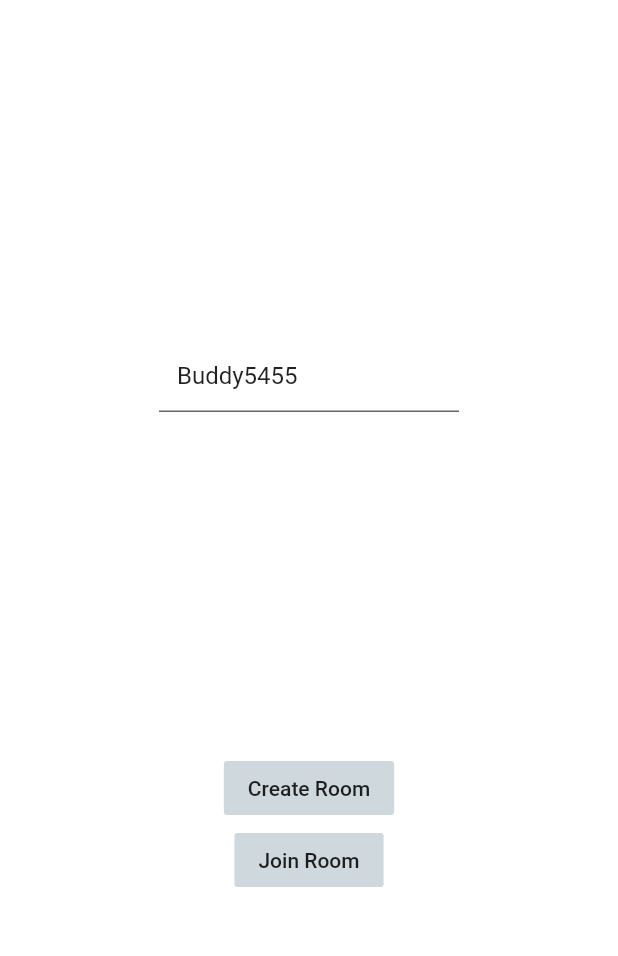
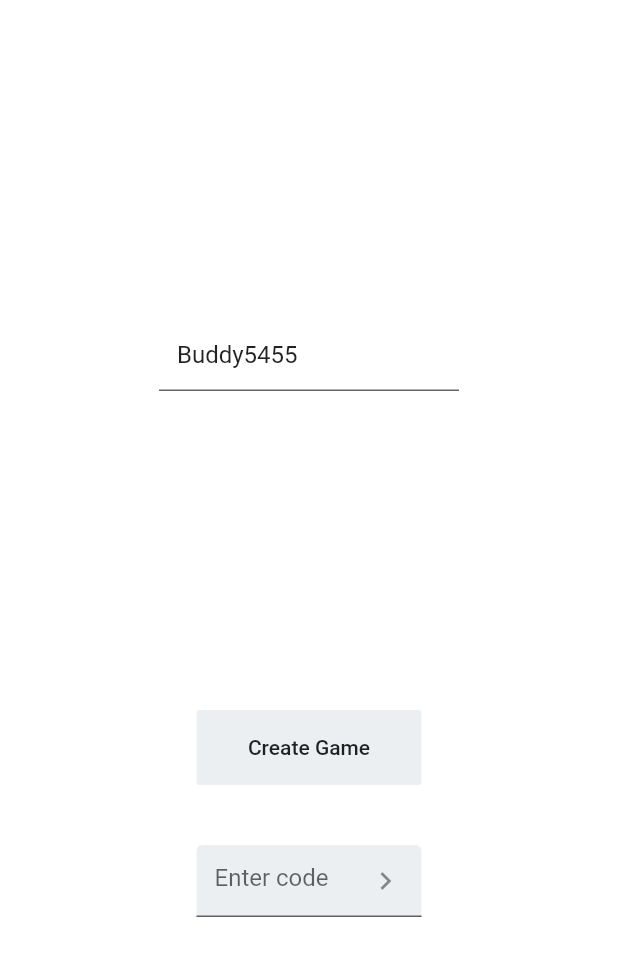
Before and after one commit to aryan29/Skribbl, a Flutter app: the screen it shows after launch, on a phone screen of 412 x 824 dp. Shown: the top 956 px of the screen. Run offline on Flutter 3.47's test engine with Material 2 defaults, Android fonts, the phone set to English and light mode, and no system bars; our stand-ins replace cloud_firestore, firebase_core; missing offline and left inert: whiteboardkit; accounts and stored records are empty.

```diff
--- a/Skribbl/lib/start_game.dart
+++ b/Skribbl/lib/start_game.dart
@@ -1,8 +1,21 @@
 import 'dart:math';
 
+import 'package:Skribbl/game.dart';
 import 'package:flutter/material.dart';
 import 'global.dart' as global;
 import 'database.dart';
+
+class MyApp extends StatelessWidget {
+  @override
+  Widget build(BuildContext context) {
+    return MaterialApp(
+        theme: ThemeData(
+          primarySwatch: Colors.blue,
+          visualDensity: VisualDensity.adaptivePlatformDensity,
+        ),
+        home: StartScreen());
+  }
+}
 
 class StartScreen extends StatefulWidget {
   StartScreen({Key key}) : super(key: key);
@@ -12,7 +25,9 @@ class StartScreen extends StatefulWidget {
 }
 
 TextEditingController myController = new TextEditingController();
+TextEditingController myController2 = new TextEditingController();
 bool error = false;
+var g = 1;
 
 class _StartScreenState extends State<StartScreen> {
   @override
@@ -24,17 +39,13 @@ class _StartScreenState extends State<StartScreen> {
 
   @override
   Widget build(BuildContext context) {
+    print("Building again");
     validateName() {
       print(myController.text);
       return (myController.text == "");
     }
 
-    return MaterialApp(
-      theme: ThemeData(
-        primarySwatch: Colors.blue,
-        visualDensity: VisualDensity.adaptivePlatformDensity,
-      ),
-      home: Scaffold(
+    return Scaffold(
       body: Container(
         width: double.infinity,
         color: Colors.white,
@@ -72,22 +83,75 @@ class _StartScreenState extends State<StartScreen> {
               child: Column(
                 mainAxisAlignment: MainAxisAlignment.spaceAround,
                 children: <Widget>[
-                    FlatButton(
-                      onPressed: () {},
-                      child: Text("Create Room"),
-                      color: Colors.blueGrey[100],
+                  Container(
+                    width: 150,
+                    height: 50,
+                    child: FlatButton(
+                      onPressed: () async {
+                        //Create Room
+                        String roomId = await FirestoreService.createRoom(
+                            myController.text);
+                        global.roomid = roomId;
+                        global.name = myController.text;
+                        Navigator.of(context).push(MaterialPageRoute(
+                            builder: (BuildContext context) => MyGame()));
+                        //Romm created redirect to some other page
+                      },
+                      child: Text("Create Game"),
+                      color: Colors.blueGrey[50],
                     ),
-                    FlatButton(
-                        onPressed: () {},
-                        child: Text("Join Room"),
-                        color: Colors.blueGrey[100])
+                  ),
+                  SizedBox(height: 40),
+                  SizedBox(
+                    width: 150,
+                    //height: 50,
+                    child: TextField(
+                      controller: myController2,
+                      autofocus: false,
+                      decoration: InputDecoration(
+                        errorText: (g == 0) ? "Wrong Code" : null,
+                        errorBorder: OutlineInputBorder(
+                            borderRadius:
+                                BorderRadius.all(Radius.circular(5.0)),
+                            borderSide: BorderSide(color: Colors.red)),
+                        focusedBorder: OutlineInputBorder(
+                            borderRadius:
+                                BorderRadius.all(Radius.circular(5.0)),
+                            borderSide: BorderSide(color: Colors.black)),
+                        hintText: "Enter code",
+                        filled: true,
+                        fillColor: Colors.blueGrey[50],
+                        suffixIcon: IconButton(
+                          icon: Icon(Icons.keyboard_arrow_right),
+                          onPressed: () {
+                            print("Button pressses");
+                            //Check if valid code
+                            FirestoreService.addUserInRoom(
+                                    myController.text, myController2.text)
+                                .then((res) {
+                              if (res == 1) {
+                                global.roomid = myController2.text;
+                                global.name = myController.text;
+                                //Room Joined redirect to some other page
+                                Navigator.of(context).push(MaterialPageRoute(
+                                    builder: (BuildContext context) =>
+                                        MyGame()));
+                              }
+                              setState(() {
+                                g = res;
+                              });
+                            });
+                          },
+                        ),
+                      ),
+                    ),
+                  )
                 ],
               ),
             )
           ],
         ),
       ),
-      ),
     );
   }
 }
```
Also changed, not shown: Skribbl/lib/database.dart (+34 -14 lines), Skribbl/lib/drawer.dart (+45 -0 lines), Skribbl/lib/game.dart (added, +88 -0 lines), Skribbl/lib/main.dart (+2 -17 lines). Lines whose indentation alone changed are shown as unchanged.
